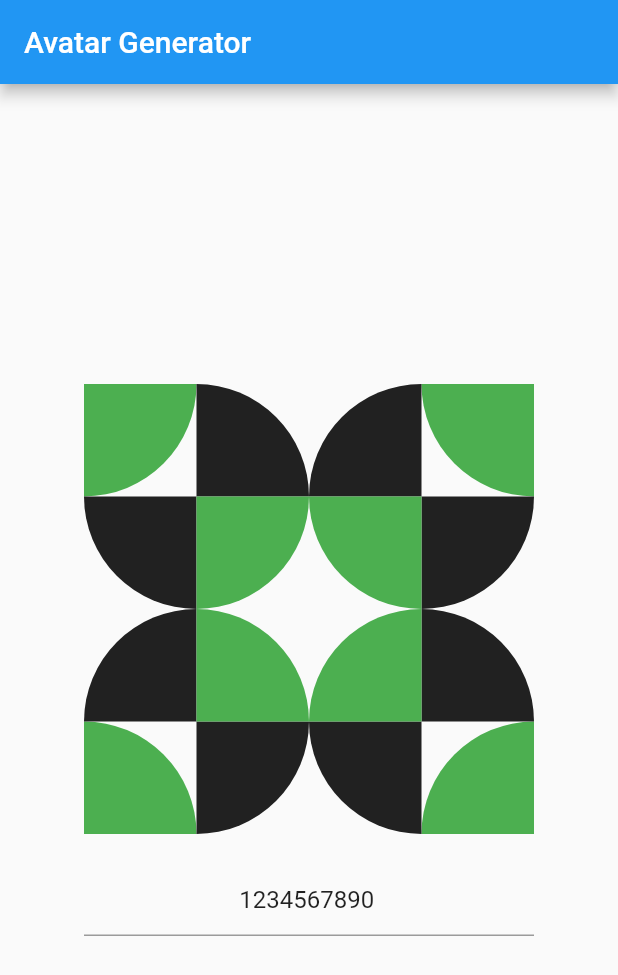
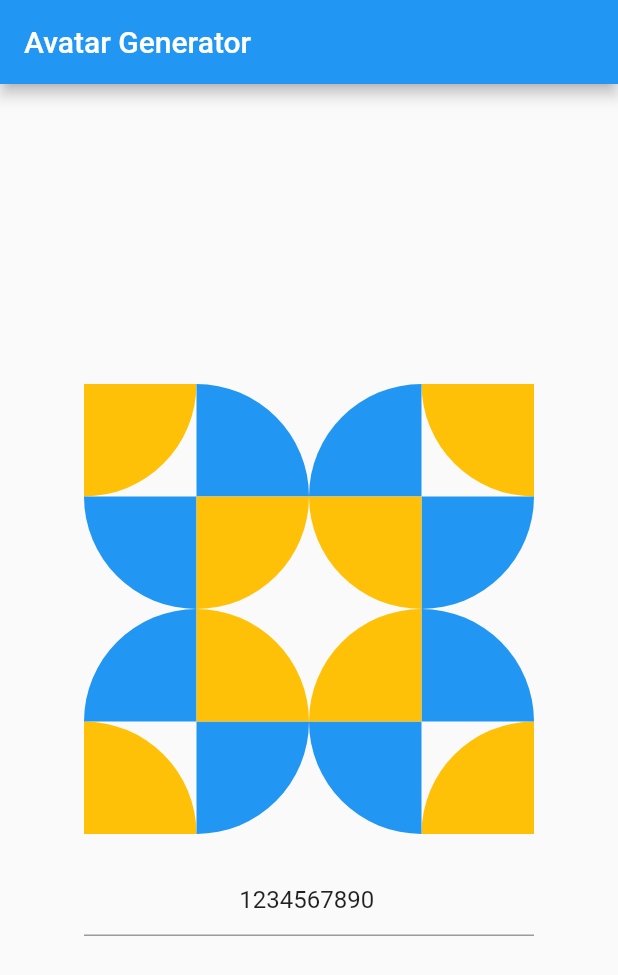
Before and after one commit to guidotheelen/avatar_generator, a Flutter app: the screen it shows after launch, on a phone screen of 412 x 824 dp. Shown: the top 975 px of the screen. Run offline on Flutter 3.47's test engine with Material 2 defaults, Android fonts, the phone set to English and light mode, and no system bars.

Commit message:
better example

```diff
--- a/example/lib/main.dart
+++ b/example/lib/main.dart
@@ -48,7 +48,6 @@ class _MyHomePageState extends State<MyHomePage> {
                 valueListenable: seed,
                 builder: (_, value, __) => AvatarGenerator(
                   seed: value,
-                  colors: [Colors.green, Colors.black87],
                 ),
               ),
             ),
```
